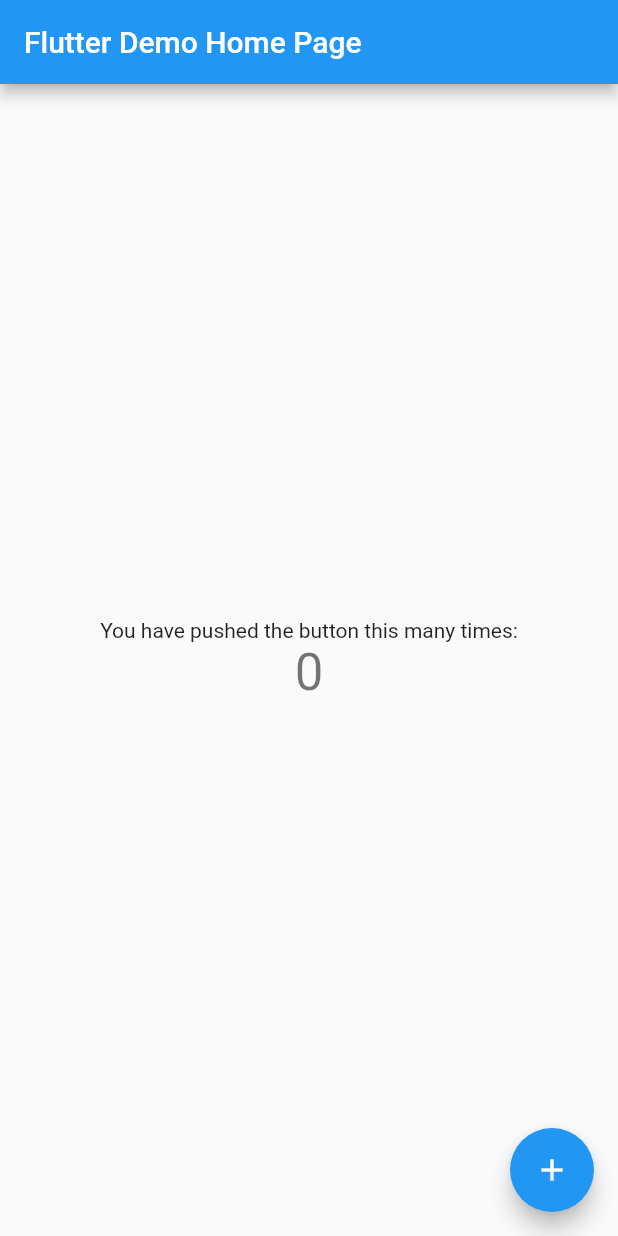
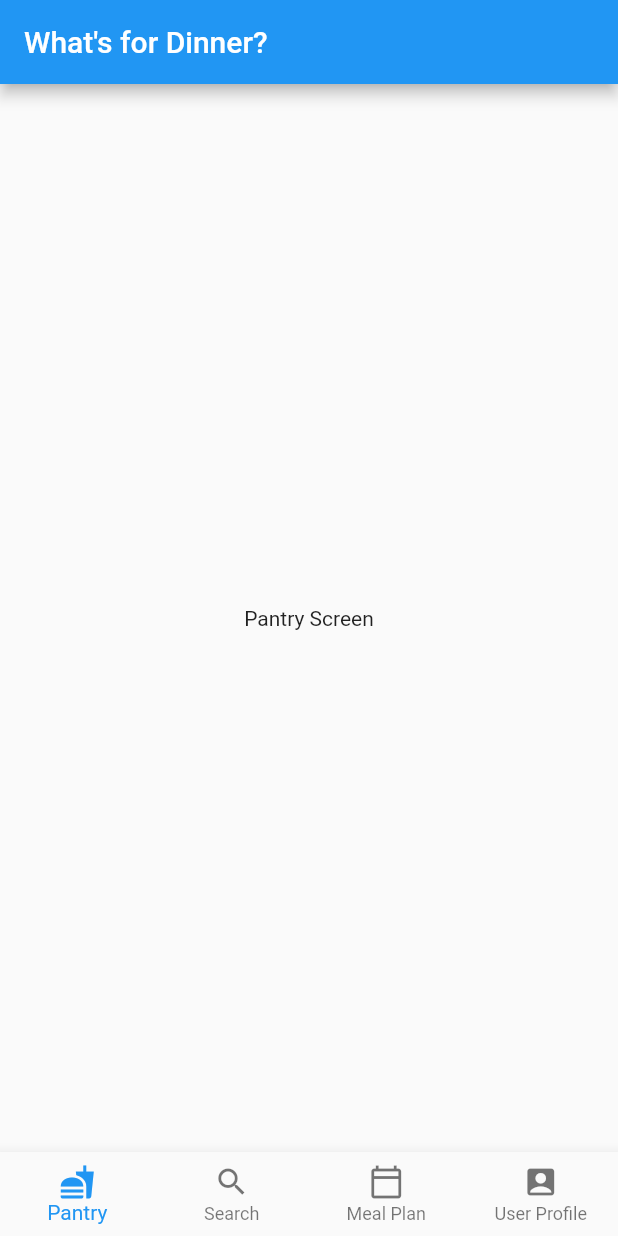
Before and after one commit to JoJaJones/Whats-For-Dinner, a Flutter app: the screen it shows after launch, on a phone screen of 412 x 824 dp. Run offline on Flutter 3.47's test engine with Material 2 defaults, Android fonts, the phone set to English and light mode, and no system bars.

Commit message:
Added basic navbar and screen placeholders

```diff
--- a/lib/main.dart
+++ b/lib/main.dart
@@ -1,4 +1,5 @@
 import 'package:flutter/material.dart';
+import 'package:whats_for_dinner/nav.dart';
 
 void main() {
   runApp(App());
@@ -8,113 +9,15 @@ class App extends StatelessWidget {
   static final routes = {
 
   };
-  // This widget is the root of your application.
   @override
   Widget build(BuildContext context) {
     return MaterialApp(
-      title: 'Flutter Demo',
+      title: 'What\'s for dinner',
       theme: ThemeData(
-        // This is the theme of your application.
-        //
-        // Try running your application with "flutter run". You'll see the
-        // application has a blue toolbar. Then, without quitting the app, try
-        // changing the primarySwatch below to Colors.green and then invoke
-        // "hot reload" (press "r" in the console where you ran "flutter run",
-        // or simply save your changes to "hot reload" in a Flutter IDE).
-        // Notice that the counter didn't reset back to zero; the application
-        // is not restarted.
         primarySwatch: Colors.blue,
-        // This makes the visual density adapt to the platform that you run
-        // the app on. For desktop platforms, the controls will be smaller and
-        // closer together (more dense) than on mobile platforms.
         visualDensity: VisualDensity.adaptivePlatformDensity,
       ),
-      home: MyHomePage(title: 'Flutter Demo Home Page'),
+      home: Nav(),
     );
   }
 }
-
-class MyHomePage extends StatefulWidget {
-  MyHomePage({Key key, this.title}) : super(key: key);
-
-  // This widget is the home page of your application. It is stateful, meaning
-  // that it has a State object (defined below) that contains fields that affect
-  // how it looks.
-
-  // This class is the configuration for the state. It holds the values (in this
-  // case the title) provided by the parent (in this case the App widget) and
-  // used by the build method of the State. Fields in a Widget subclass are
-  // always marked "final".
-
-  final String title;
-
-  @override
-  _MyHomePageState createState() => _MyHomePageState();
-}
-
-class _MyHomePageState extends State<MyHomePage> {
-  int _counter = 0;
-
-  void _incrementCounter() {
-    setState(() {
-      // This call to setState tells the Flutter framework that something has
-      // changed in this State, which causes it to rerun the build method below
-      // so that the display can reflect the updated values. If we changed
-      // _counter without calling setState(), then the build method would not be
-      // called again, and so nothing would appear to happen.
-      _counter++;
-    });
-  }
-
-  @override
-  Widget build(BuildContext context) {
-    // This method is rerun every time setState is called, for instance as done
-    // by the _incrementCounter method above.
-    //
-    // The Flutter framework has been optimized to make rerunning build methods
-    // fast, so that you can just rebuild anything that needs updating rather
-    // than having to individually change instances of widgets.
-    return Scaffold(
-      appBar: AppBar(
-        // Here we take the value from the MyHomePage object that was created by
-        // the App.build method, and use it to set our appbar title.
-        title: Text(widget.title),
-      ),
-      body: Center(
-        // Center is a layout widget. It takes a single child and positions it
-        // in the middle of the parent.
-        child: Column(
-          // Column is also a layout widget. It takes a list of children and
-          // arranges them vertically. By default, it sizes itself to fit its
-          // children horizontally, and tries to be as tall as its parent.
-          //
-          // Invoke "debug painting" (press "p" in the console, choose the
-          // "Toggle Debug Paint" action from the Flutter Inspector in Android
-          // Studio, or the "Toggle Debug Paint" command in Visual Studio Code)
-          // to see the wireframe for each widget.
-          //
-          // Column has various properties to control how it sizes itself and
-          // how it positions its children. Here we use mainAxisAlignment to
-          // center the children vertically; the main axis here is the vertical
-          // axis because Columns are vertical (the cross axis would be
-          // horizontal).
-          mainAxisAlignment: MainAxisAlignment.center,
-          children: <Widget>[
-            Text(
-              'You have pushed the button this many times:',
-            ),
-            Text(
-              '$_counter',
-              style: Theme.of(context).textTheme.headline4,
-            ),
-          ],
-        ),
-      ),
-      floatingActionButton: FloatingActionButton(
-        onPressed: _incrementCounter,
-        tooltip: 'Increment',
-        child: Icon(Icons.add),
-      ), // This trailing comma makes auto-formatting nicer for build methods.
-    );
-  }
-}
--- /dev/null
+++ b/lib/nav.dart
@@ -0,0 +1,62 @@
+import 'package:flutter/material.dart';
+import 'package:whats_for_dinner/pantry_screen.dart';
+import 'package:whats_for_dinner/planner_screen.dart';
+import 'package:whats_for_dinner/search_screen.dart';
+import 'package:whats_for_dinner/profile_screen.dart';
+
+class Nav extends StatefulWidget {
+  @override
+  _NavState createState() => _NavState();
+}
+
+class _NavState extends State<Nav>{
+  int _selectedScreen = 0;
+  List<Widget> _screenOptions = <Widget>[
+    PantryScreen(),
+    SearchScreen(),
+    PlannerScreen(),
+    ProfileScreen(),
+  ];
+
+  void _onNavChange(int index){
+    setState(() {
+      _selectedScreen = index;
+    });
+  }
+
+  @override
+  Widget build(BuildContext context){
+    return Scaffold(
+        appBar: AppBar(
+          title: Text('What\'s for Dinner?'),
+        ),
+        body: IndexedStack (
+          index: _selectedScreen,
+          children: _screenOptions,
+        ),
+      bottomNavigationBar: BottomNavigationBar(
+        type: BottomNavigationBarType.fixed,
+        items: <BottomNavigationBarItem>[
+          BottomNavigationBarItem(
+              icon: Icon(Icons.fastfood),
+              label: 'Pantry'
+          ),
+          BottomNavigationBarItem(
+              icon: Icon(Icons.search),
+              label: 'Search'
+          ),
+          BottomNavigationBarItem(
+              icon: Icon(Icons.calendar_today_outlined),
+              label: 'Meal Plan'
+          ),
+          BottomNavigationBarItem(
+              icon: Icon(Icons.account_box),
+              label: 'User Profile'
+          ),
+        ],
+        currentIndex: _selectedScreen,
+        onTap: _onNavChange,
+      ),
+    );
+  }
+}
--- /dev/null
+++ b/lib/pantry_screen.dart
@@ -0,0 +1,10 @@
+import 'package:flutter/material.dart';
+
+class PantryScreen extends StatelessWidget {
+  @override
+  Widget build(BuildContext context){
+    return Center(
+      child: Text('Pantry Screen')
+    );
+  }
+}
```
Also changed, not shown: lib/navigation_bar.dart (added, +57 -0 lines), lib/planner_screen.dart (added, +10 -0 lines), lib/profile_screen.dart (added, +10 -0 lines), lib/search_screen.dart (added, +10 -0 lines), pubspec.lock, pubspec.yaml (line endings or trailing spaces), 38 other files.
